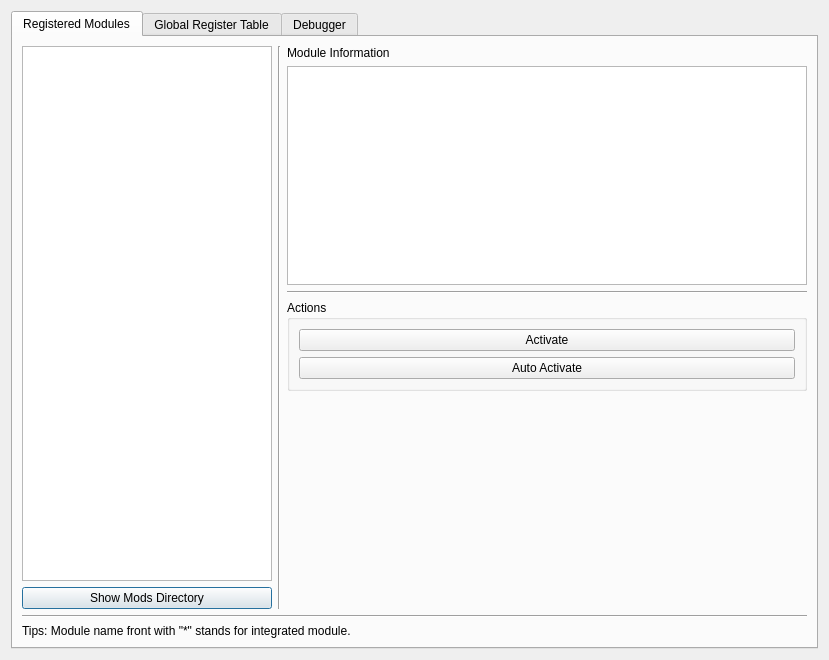
saturneric/GpgFrontend, file ui/ModuleControllerDialog.ui: the form before one commit.
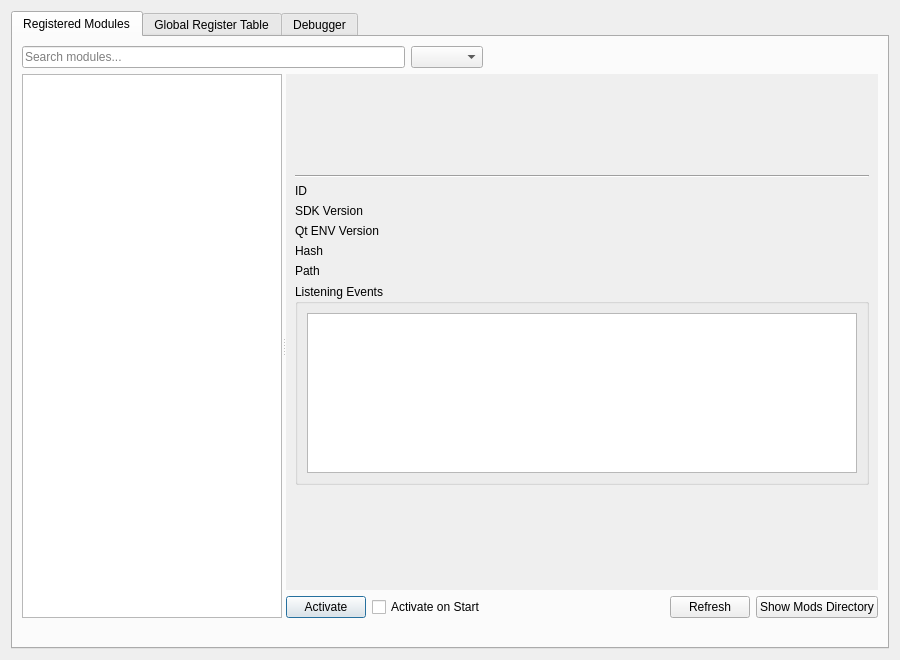
The form after the commit. The open tabs and pages were chosen to show the change. Custom widgets are drawn as their Qt base class.

Commit message: feat(module): overhaul module controller UI

```diff
--- a/ui/ModuleControllerDialog.ui
+++ b/ui/ModuleControllerDialog.ui
@@ -6,7 +6,7 @@
    <rect>
     <x>0</x>
     <y>0</y>
-    <width>829</width>
+    <width>900</width>
     <height>660</height>
    </rect>
   </property>
@@ -32,132 +32,433 @@
       <attribute name="title">
        <string>Registered Modules</string>
       </attribute>
-      <layout class="QVBoxLayout" name="verticalLayout_6">
+      <layout class="QVBoxLayout" name="verticalLayout_6" stretch="0,1,0">
        <item>
         <layout class="QHBoxLayout" name="moduleControllerLayout">
          <item>
-          <layout class="QVBoxLayout" name="moduleListViewLayout">
-           <property name="sizeConstraint">
-            <enum>QLayout::SetDefaultConstraint</enum>
+          <widget class="QLineEdit" name="searchLineEdit">
+           <property name="placeholderText">
+            <string>Search modules...</string>
            </property>
+           <property name="clearButtonEnabled">
+            <bool>true</bool>
+           </property>
+          </widget>
+         </item>
            <item>
-            <widget class="GpgFrontend::UI::ModuleListView" name="moduleListView">
+          <widget class="QComboBox" name="filterComboBox"/>
+         </item>
+         <item>
+          <spacer name="filterSpacer">
+           <property name="orientation">
+            <enum>Qt::Orientation::Horizontal</enum>
+           </property>
+           <property name="sizeHint" stdset="0">
+            <size>
+             <width>40</width>
+             <height>20</height>
+            </size>
+           </property>
+          </spacer>
+         </item>
+         <item>
+          <widget class="QLabel" name="countLabel">
+           <property name="text">
+            <string/>
+           </property>
+          </widget>
+         </item>
+        </layout>
+       </item>
+       <item>
+        <widget class="QSplitter" name="moduleSplitter">
              <property name="sizePolicy">
-              <sizepolicy hsizetype="Fixed" vsizetype="Expanding">
+          <sizepolicy hsizetype="Expanding" vsizetype="Expanding">
                <horstretch>0</horstretch>
+           <verstretch>1</verstretch>
+          </sizepolicy>
+         </property>
+         <property name="orientation">
+          <enum>Qt::Orientation::Horizontal</enum>
+         </property>
+         <property name="childrenCollapsible">
+          <bool>false</bool>
+         </property>
+         <widget class="GpgFrontend::UI::ModuleListView" name="moduleListView">
+          <property name="sizePolicy">
+           <sizepolicy hsizetype="Preferred" vsizetype="Expanding">
+            <horstretch>1</horstretch>
                <verstretch>0</verstretch>
               </sizepolicy>
              </property>
              <property name="minimumSize">
               <size>
-               <width>250</width>
+            <width>260</width>
                <height>0</height>
               </size>
              </property>
-             <property name="maximumSize">
+         </widget>
+         <widget class="QWidget" name="detailContainer" native="true">
+          <property name="sizePolicy">
+           <sizepolicy hsizetype="Expanding" vsizetype="Expanding">
+            <horstretch>2</horstretch>
+            <verstretch>0</verstretch>
+           </sizepolicy>
+          </property>
+          <layout class="QVBoxLayout" name="detailContainerLayout" stretch="1,0">
+           <property name="leftMargin">
+            <number>0</number>
+           </property>
+           <property name="topMargin">
+            <number>0</number>
+           </property>
+           <property name="rightMargin">
+            <number>0</number>
+           </property>
+           <property name="bottomMargin">
+            <number>0</number>
+           </property>
+           <item>
+            <widget class="QStackedWidget" name="detailStackedWidget">
+             <property name="currentIndex">
+              <number>0</number>
+             </property>
+             <widget class="QWidget" name="placeholderPage">
+              <layout class="QVBoxLayout" name="placeholderLayout">
+               <item>
+                <widget class="QLabel" name="detailPlaceholderLabel">
+                 <property name="text">
+                  <string>Select a module to see its details.</string>
+                 </property>
+                 <property name="alignment">
+                  <set>Qt::AlignmentFlag::AlignCenter</set>
+                 </property>
+                 <property name="wordWrap">
+                  <bool>true</bool>
+                 </property>
+                </widget>
+               </item>
+              </layout>
+             </widget>
+             <widget class="QWidget" name="detailPage">
+              <layout class="QVBoxLayout" name="detailPageLayout">
+               <property name="leftMargin">
+                <number>0</number>
+               </property>
+               <property name="topMargin">
+                <number>0</number>
+               </property>
+               <property name="rightMargin">
+                <number>0</number>
+               </property>
+               <property name="bottomMargin">
+                <number>0</number>
+               </property>
+               <item>
+                <widget class="QScrollArea" name="detailScrollArea">
+                 <property name="frameShape">
+                  <enum>QFrame::Shape::NoFrame</enum>
+                 </property>
+                 <property name="widgetResizable">
+                  <bool>true</bool>
+                 </property>
+                 <widget class="QWidget" name="detailScrollAreaContents">
+                  <property name="geometry">
+                   <rect>
+                    <x>0</x>
+                    <y>0</y>
+                    <width>147</width>
+                    <height>342</height>
+                   </rect>
+                  </property>
+                  <layout class="QVBoxLayout" name="detailLayout">
+                   <item>
+                    <layout class="QHBoxLayout" name="detailTitleLayout">
+                     <item>
+                      <widget class="QLabel" name="detailNameLabel">
+                       <property name="text">
+                        <string/>
+                       </property>
+                       <property name="wordWrap">
+                        <bool>true</bool>
+                       </property>
+                      </widget>
+                     </item>
+                     <item>
+                      <spacer name="detailTitleSpacer">
+                       <property name="orientation">
+                        <enum>Qt::Orientation::Horizontal</enum>
+                       </property>
+                       <property name="sizeHint" stdset="0">
               <size>
-               <width>250</width>
-               <height>16777215</height>
-              </size>
-             </property>
-            </widget>
+                         <width>20</width>
+                         <height>20</height>
+                        </size>
+                       </property>
+                      </spacer>
            </item>
            <item>
-            <widget class="QPushButton" name="showModsDirButton">
+                      <widget class="QLabel" name="detailVersionLabel">
              <property name="text">
-              <string>Show Mods Directory</string>
+                        <string/>
              </property>
             </widget>
            </item>
           </layout>
          </item>
          <item>
-          <widget class="Line" name="line_2">
-           <property name="orientation">
-            <enum>Qt::Vertical</enum>
+                    <layout class="QHBoxLayout" name="detailChipsLayout">
+                     <item>
+                      <widget class="QLabel" name="statusChipLabel">
+                       <property name="text">
+                        <string/>
            </property>
           </widget>
          </item>
          <item>
-          <layout class="QVBoxLayout" name="verticalLayout_3">
-           <property name="sizeConstraint">
-            <enum>QLayout::SetDefaultConstraint</enum>
-           </property>
+                      <widget class="QLabel" name="typeChipLabel">
+                       <property name="text">
+                        <string/>
+                       </property>
+                      </widget>
+                     </item>
            <item>
-            <widget class="QLabel" name="moduleInfoLabel">
+                      <widget class="QLabel" name="autoChipLabel">
              <property name="text">
-              <string>Module Information</string>
+                        <string/>
              </property>
             </widget>
            </item>
            <item>
-            <widget class="QTextBrowser" name="moduleInfoTextBrowser">
-             <property name="lineWrapMode">
-              <enum>QTextEdit::NoWrap</enum>
-             </property>
+                      <spacer name="detailChipsSpacer">
+                       <property name="orientation">
+                        <enum>Qt::Orientation::Horizontal</enum>
+                       </property>
+                       <property name="sizeHint" stdset="0">
+                        <size>
+                         <width>40</width>
+                         <height>20</height>
+                        </size>
+                       </property>
+                      </spacer>
+                     </item>
+                    </layout>
+                   </item>
+                   <item>
+                    <widget class="QLabel" name="authorLabel">
+                     <property name="text">
+                      <string/>
+                     </property>
+                     <property name="wordWrap">
+                      <bool>true</bool>
+                     </property>
             </widget>
            </item>
            <item>
-            <widget class="Line" name="line">
+                    <widget class="QLabel" name="descriptionLabel">
+                     <property name="text">
+                      <string/>
+                     </property>
+                     <property name="wordWrap">
+                      <bool>true</bool>
+                     </property>
+                    </widget>
+                   </item>
+                   <item>
+                    <widget class="Line" name="detailLine">
              <property name="orientation">
-              <enum>Qt::Horizontal</enum>
+                      <enum>Qt::Orientation::Horizontal</enum>
              </property>
             </widget>
            </item>
            <item>
-            <widget class="QGroupBox" name="actionsGroupBox">
+                    <layout class="QFormLayout" name="detailFormLayout">
+                     <item row="0" column="0">
+                      <widget class="QLabel" name="idKeyLabel">
+                       <property name="text">
+                        <string>ID</string>
+                       </property>
+                      </widget>
+                     </item>
+                     <item row="0" column="1">
+                      <widget class="QLabel" name="idValueLabel">
+                       <property name="text">
+                        <string/>
+                       </property>
+                       <property name="textInteractionFlags">
+                        <set>Qt::TextInteractionFlag::TextSelectableByMouse</set>
+                       </property>
+                      </widget>
+                     </item>
+                     <item row="1" column="0">
+                      <widget class="QLabel" name="sdkKeyLabel">
+                       <property name="text">
+                        <string>SDK Version</string>
+                       </property>
+                      </widget>
+                     </item>
+                     <item row="1" column="1">
+                      <widget class="QLabel" name="sdkValueLabel">
+                       <property name="text">
+                        <string/>
+                       </property>
+                       <property name="textInteractionFlags">
+                        <set>Qt::TextInteractionFlag::TextSelectableByMouse</set>
+                       </property>
+                      </widget>
+                     </item>
+                     <item row="2" column="0">
+                      <widget class="QLabel" name="qtKeyLabel">
+                       <property name="text">
+                        <string>Qt ENV Version</string>
+                       </property>
+                      </widget>
+                     </item>
+                     <item row="2" column="1">
+                      <widget class="QLabel" name="qtValueLabel">
+                       <property name="text">
+                        <string/>
+                       </property>
+                       <property name="textInteractionFlags">
+                        <set>Qt::TextInteractionFlag::TextSelectableByMouse</set>
+                       </property>
+                      </widget>
+                     </item>
+                     <item row="3" column="0">
+                      <widget class="QLabel" name="hashKeyLabel">
+                       <property name="text">
+                        <string>Hash</string>
+                       </property>
+                      </widget>
+                     </item>
+                     <item row="3" column="1">
+                      <widget class="QLabel" name="hashValueLabel">
+                       <property name="text">
+                        <string/>
+                       </property>
+                       <property name="textInteractionFlags">
+                        <set>Qt::TextInteractionFlag::TextSelectableByMouse</set>
+                       </property>
+                      </widget>
+                     </item>
+                     <item row="4" column="0">
+                      <widget class="QLabel" name="pathKeyLabel">
+                       <property name="text">
+                        <string>Path</string>
+                       </property>
+                      </widget>
+                     </item>
+                     <item row="4" column="1">
+                      <widget class="QLabel" name="pathValueLabel">
+                       <property name="text">
+                        <string/>
+                       </property>
+                       <property name="wordWrap">
+                        <bool>true</bool>
+                       </property>
+                       <property name="openExternalLinks">
+                        <bool>false</bool>
+                       </property>
+                      </widget>
+                     </item>
+                    </layout>
+                   </item>
+                   <item>
+                    <widget class="QGroupBox" name="listeningEventsGroup">
              <property name="title">
-              <string>Actions</string>
-             </property>
-             <layout class="QVBoxLayout" name="verticalLayout_4">
+                      <string>Listening Events</string>
+                     </property>
+                     <layout class="QVBoxLayout" name="listeningEventsLayout">
+                      <item>
+                       <widget class="QListWidget" name="listeningEventsListWidget">
+                        <property name="maximumSize">
+                         <size>
+                          <width>16777215</width>
+                          <height>160</height>
+                         </size>
+                        </property>
+                        <property name="alternatingRowColors">
+                         <bool>true</bool>
+                        </property>
+                       </widget>
+                      </item>
+                     </layout>
+                    </widget>
+                   </item>
+                   <item>
+                    <spacer name="detailSpacer">
+                     <property name="orientation">
+                      <enum>Qt::Orientation::Vertical</enum>
+                     </property>
+                     <property name="sizeHint" stdset="0">
+                      <size>
+                       <width>20</width>
+                       <height>40</height>
+                      </size>
+                     </property>
+                    </spacer>
+                   </item>
+                  </layout>
+                 </widget>
+                </widget>
+               </item>
+              </layout>
+             </widget>
+            </widget>
+           </item>
+           <item>
+            <layout class="QHBoxLayout" name="actionsLayout">
               <item>
                <widget class="QPushButton" name="activateOrDeactivateButton">
-                <property name="enabled">
-                 <bool>true</bool>
-                </property>
                 <property name="text">
                  <string>Activate</string>
                 </property>
                </widget>
               </item>
               <item>
-               <widget class="QPushButton" name="autoActivateButton">
+              <widget class="QCheckBox" name="autoActivateCheckBox">
                 <property name="text">
-                 <string>Auto Activate</string>
+                <string>Activate on Start</string>
                 </property>
                </widget>
               </item>
-             </layout>
-            </widget>
-           </item>
            <item>
-            <spacer name="verticalSpacer">
+              <spacer name="actionsSpacer">
              <property name="orientation">
-              <enum>Qt::Vertical</enum>
+                <enum>Qt::Orientation::Horizontal</enum>
              </property>
              <property name="sizeHint" stdset="0">
               <size>
-               <width>20</width>
-               <height>40</height>
+                 <width>40</width>
+                 <height>20</height>
               </size>
              </property>
             </spacer>
            </item>
-          </layout>
-         </item>
-        </layout>
-       </item>
+             <item>
+              <widget class="QPushButton" name="refreshButton">
+               <property name="text">
+                <string>Refresh</string>
+               </property>
+              </widget>
+             </item>
        <item>
-        <widget class="Line" name="line_3">
-         <property name="orientation">
-          <enum>Qt::Horizontal</enum>
+              <widget class="QPushButton" name="showModsDirButton">
+               <property name="text">
+                <string>Show Mods Directory</string>
          </property>
         </widget>
        </item>
+            </layout>
+           </item>
+          </layout>
+         </widget>
+        </widget>
+       </item>
        <item>
         <widget class="QLabel" name="tipsLabel">
          <property name="text">
-          <string>Tips: Module name front with &quot;*&quot; stands for integrated module.</string>
+          <string/>
          </property>
          <property name="wordWrap">
           <bool>true</bool>
```
Left out of the diff: 91 changed lines with no effect on the pictures. Lines whose indentation alone changed are shown as unchanged. The commit also changes 11 other files.
